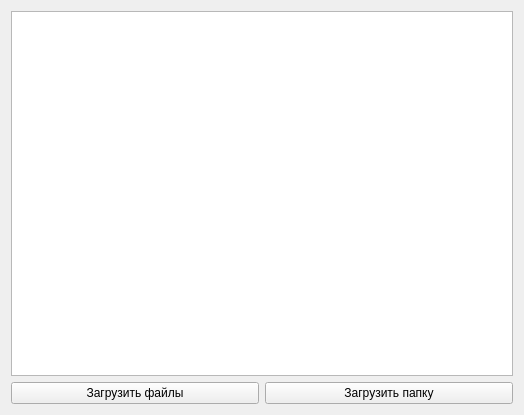
Qt form widgets/dmimportform.ui (wepavel/BLSMark) before a commit.
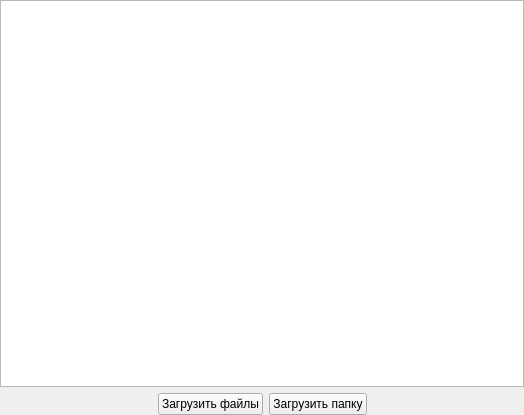
The same form after that commit. Custom widgets are drawn as their Qt base class.

The edit to the form file:
```diff
--- a/widgets/dmimportform.ui
+++ b/widgets/dmimportform.ui
@@ -14,11 +14,58 @@
    <string>Form</string>
   </property>
   <layout class="QGridLayout" name="gridLayout">
+   <property name="leftMargin">
+    <number>0</number>
+   </property>
+   <property name="topMargin">
+    <number>0</number>
+   </property>
+   <property name="rightMargin">
+    <number>0</number>
+   </property>
+   <property name="bottomMargin">
+    <number>0</number>
+   </property>
+   <property name="horizontalSpacing">
+    <number>0</number>
+   </property>
+   <property name="verticalSpacing">
+    <number>6</number>
+   </property>
    <item row="0" column="0">
-    <widget class="DragDropTableView" name="tw_dm_codes"/>
+    <widget class="DragDropTableView" name="tw_dm_codes">
+     <property name="styleSheet">
+      <string notr="true"/>
+     </property>
+     <property name="showGrid">
+      <bool>true</bool>
+     </property>
+     <property name="wordWrap">
+      <bool>true</bool>
+     </property>
+     <property name="cornerButtonEnabled">
+      <bool>true</bool>
+     </property>
+    </widget>
    </item>
    <item row="1" column="0">
     <layout class="QHBoxLayout" name="horizontalLayout">
+     <property name="spacing">
+      <number>6</number>
+     </property>
+     <item>
+      <spacer name="horizontalSpacer_2">
+       <property name="orientation">
+        <enum>Qt::Orientation::Horizontal</enum>
+       </property>
+       <property name="sizeHint" stdset="0">
+        <size>
+         <width>40</width>
+         <height>20</height>
+        </size>
+       </property>
+      </spacer>
+     </item>
      <item>
       <widget class="QPushButton" name="pb_load_file">
        <property name="text">
@@ -33,6 +80,19 @@
        </property>
       </widget>
      </item>
+     <item>
+      <spacer name="horizontalSpacer">
+       <property name="orientation">
+        <enum>Qt::Orientation::Horizontal</enum>
+       </property>
+       <property name="sizeHint" stdset="0">
+        <size>
+         <width>40</width>
+         <height>20</height>
+        </size>
+       </property>
+      </spacer>
+     </item>
     </layout>
    </item>
   </layout>
```
